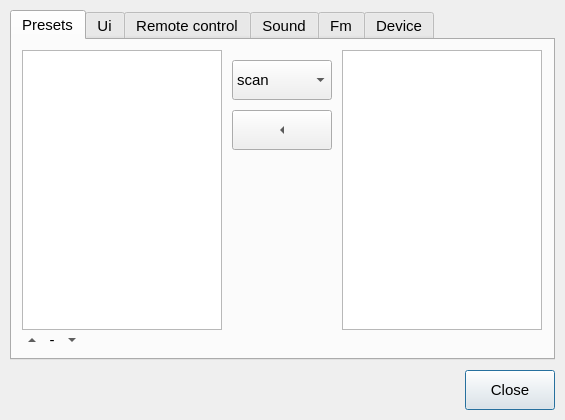
First picture: the form in settings.ui, repository marcogrecopriolo/guglielmo, before the edit.
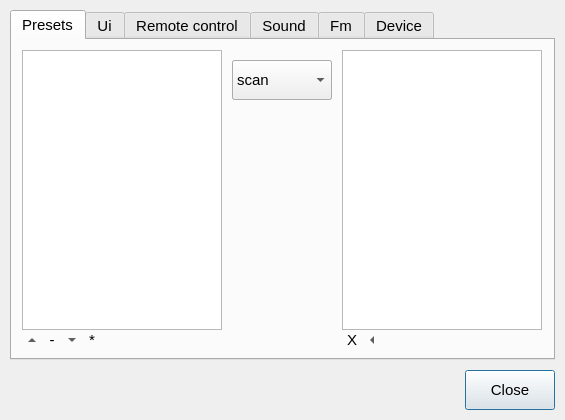
Second picture: the form after the edit.

```diff
--- a/settings.ui
+++ b/settings.ui
@@ -168,19 +168,92 @@
      </property>
      <property name="geometry">
       <rect>
-       <x>220</x>
-       <y>70</y>
-       <width>100</width>
-       <height>40</height>
+       <x>350</x>
+       <y>290</y>
+       <width>20</width>
+       <height>20</height>
       </rect>
      </property>
      <property name="text">
-      <string>PushButton</string>
+      <string/>
+     </property>
+     <property name="autoRaise">
+      <bool>true</bool>
      </property>
      <property name="arrowType">
       <enum>Qt::LeftArrow</enum>
      </property>
     </widget>
+    <widget class="QToolButton" name="stopScanButton">
+     <property name="enabled">
+      <bool>true</bool>
+     </property>
+     <property name="geometry">
+      <rect>
+       <x>220</x>
+       <y>20</y>
+       <width>100</width>
+       <height>40</height>
+      </rect>
+     </property>
+     <property name="text">
+      <string/>
+     </property>
+     <property name="arrowType">
+      <enum>Qt::NoArrow</enum>
+     </property>
+    </widget>
+    <widget class="QToolButton" name="clearButton">
+     <property name="geometry">
+      <rect>
+       <x>330</x>
+       <y>290</y>
+       <width>20</width>
+       <height>20</height>
+      </rect>
+     </property>
+     <property name="toolTip">
+      <string extracomment="delete current preset">clear scan</string>
+     </property>
+     <property name="text">
+      <string>X</string>
+     </property>
+     <property name="autoRaise">
+      <bool>true</bool>
+     </property>
+    </widget>
+    <widget class="QToolButton" name="sortButton">
+     <property name="geometry">
+      <rect>
+       <x>70</x>
+       <y>290</y>
+       <width>20</width>
+       <height>20</height>
+      </rect>
+     </property>
+     <property name="toolTip">
+      <string extracomment="sort entries">sort entries</string>
+     </property>
+     <property name="text">
+      <string>*</string>
+     </property>
+     <property name="autoRaise">
+      <bool>true</bool>
+     </property>
+     <property name="arrowType">
+      <enum>Qt::NoArrow</enum>
+     </property>
+    </widget>
+    <zorder>stopScanButton</zorder>
+    <zorder>presetList</zorder>
+    <zorder>upButton</zorder>
+    <zorder>downButton</zorder>
+    <zorder>minusButton</zorder>
+    <zorder>scanList</zorder>
+    <zorder>scanComboBox</zorder>
+    <zorder>copyButton</zorder>
+    <zorder>clearButton</zorder>
+    <zorder>sortButton</zorder>
    </widget>
    <widget class="QWidget" name="uiTab">
     <attribute name="title">
```
Left out of the diff: 12 changed lines with no effect on the pictures.
